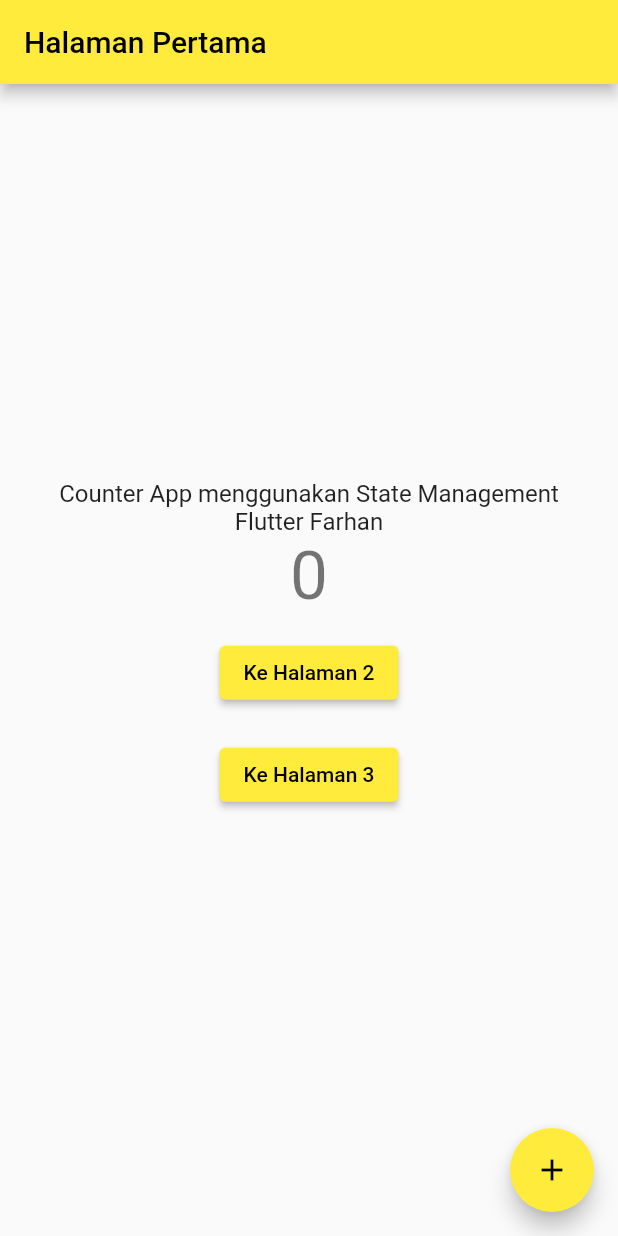
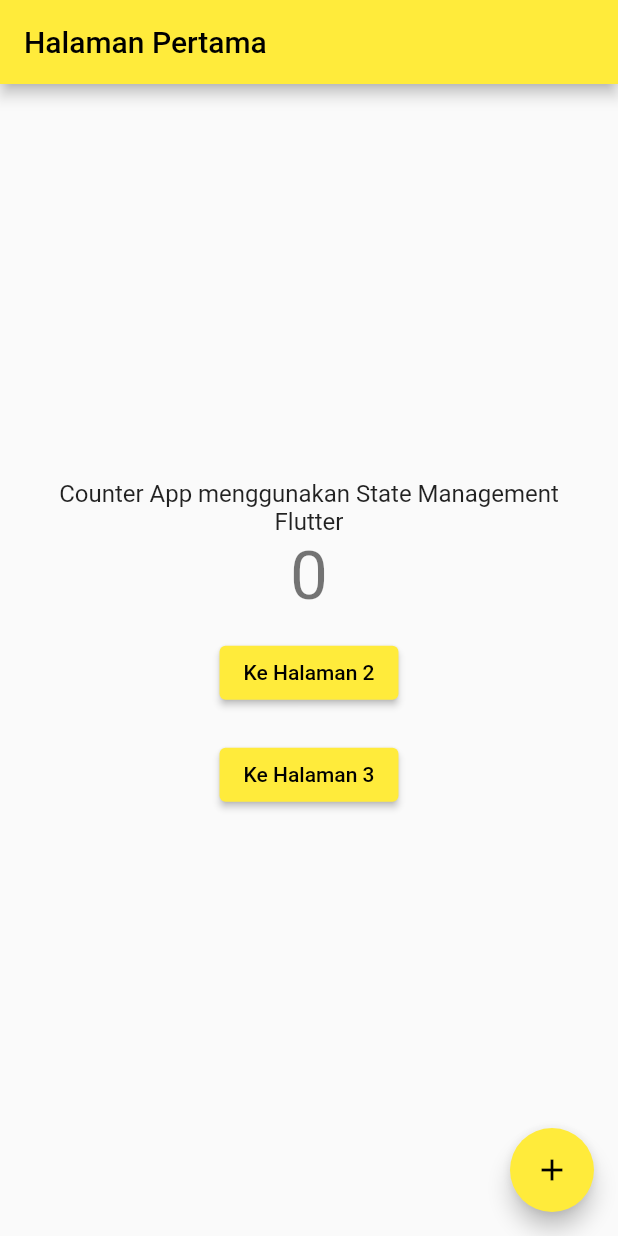
Before and after one commit to farhandito15/tugas_flutter, a Flutter app: the screen it shows after launch, on a phone screen of 412 x 824 dp. Run offline on Flutter 3.47's test engine with Material 2 defaults, Android fonts, the phone set to English and light mode, and no system bars.

Commit message:
commit state management

```diff
--- a/lib/main.dart
+++ b/lib/main.dart
@@ -56,7 +56,7 @@ class _MyHomePageState extends State<MyHomePage> {
             mainAxisAlignment: MainAxisAlignment.center,
             children: <Widget>[
               const Text(
-                'Counter App menggunakan State Management Flutter Farhan',
+                'Counter App menggunakan State Management Flutter',
                 textAlign: TextAlign.center,
                 style: TextStyle(fontSize: 16),
               ),
```
